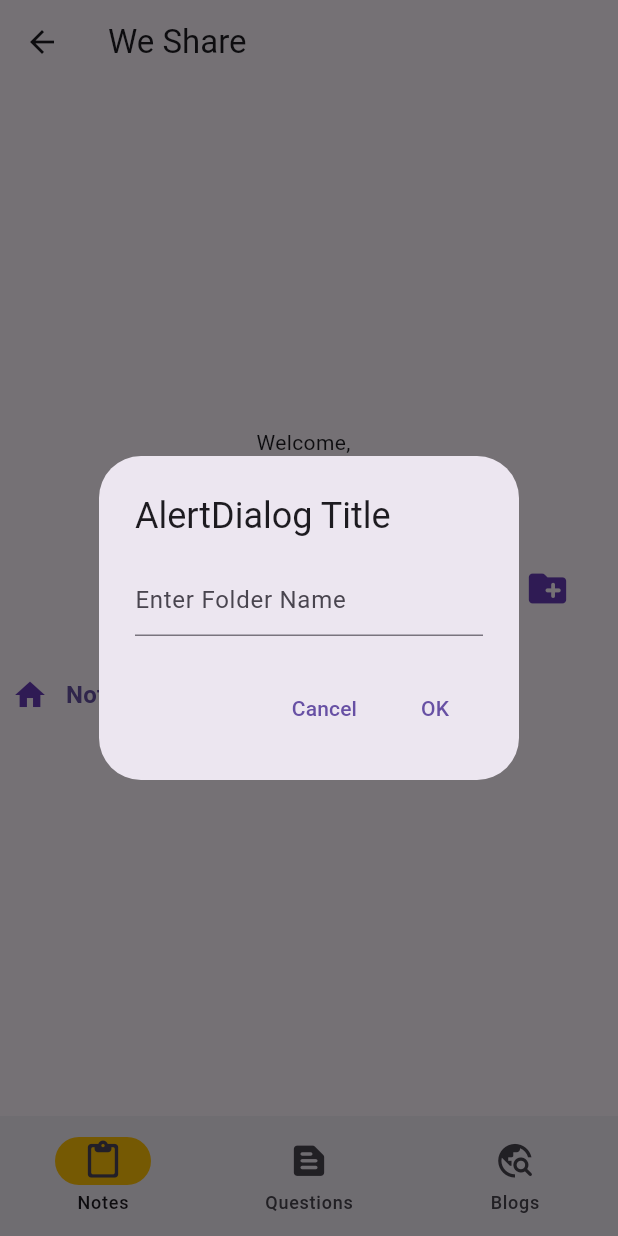
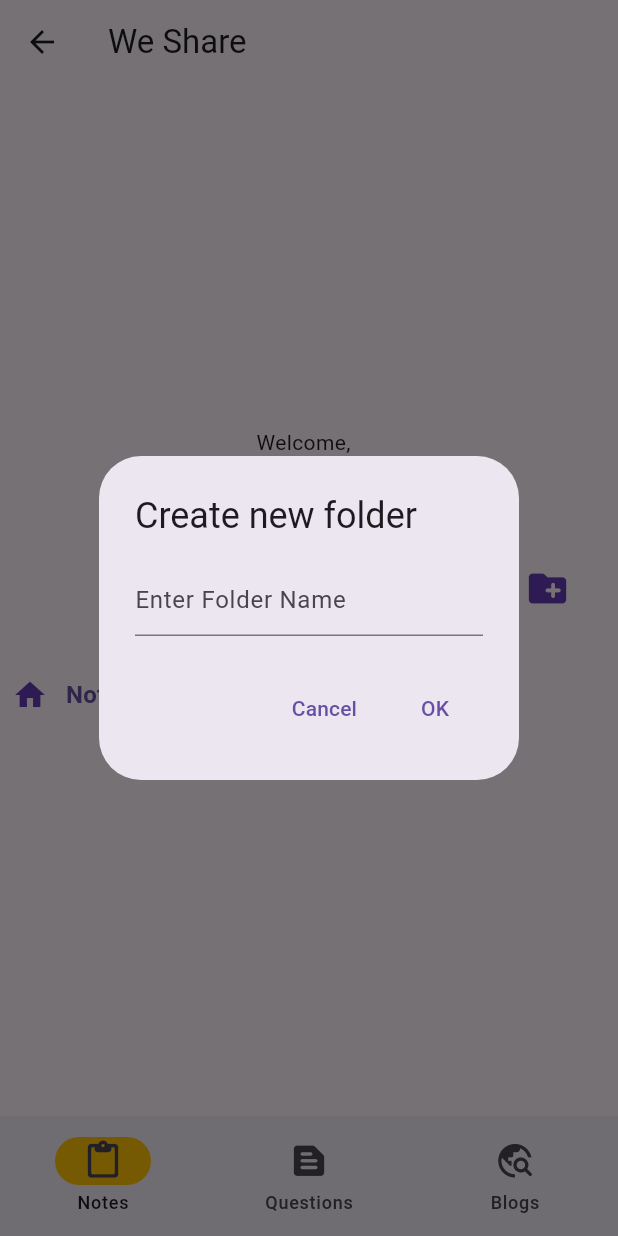
Before and after one commit to rojanUN/we-share, a Flutter app: the Home screen opened by its route, after a tap on the "create new folder" icon, on a phone screen of 412 x 824 dp. Run offline on Flutter 3.47's test engine with Material 3 defaults, Android fonts, the phone set to English and light mode, and no system bars; our stand-ins replace cloud_firestore, firebase_core, firebase_storage, flutter_dotenv, form_validator, otp_text_field and 2 more; missing offline and left inert: bcrypt, bootstrap_alert, mailer, otp; accounts and stored records are empty.

Commit message:
finished creating folder feature

```diff
--- a/flutter-final-project/lib/screens/home_screen.dart
+++ b/flutter-final-project/lib/screens/home_screen.dart
@@ -2,9 +2,11 @@ import 'package:flutter/material.dart';
 import 'package:flutter_final_project/screens/blogs_screen.dart';
 import 'package:flutter_final_project/screens/notes_screen.dart';
 import 'package:flutter_final_project/screens/questions_screen.dart';
+import 'package:flutter_final_project/widgets/breadcrumbs.dart';
 
 class Home extends StatefulWidget {
-  const Home({super.key});
+  final List<String>? initialBreadCrumbs;
+  const Home({super.key, this.initialBreadCrumbs});
 
   @override
   State<Home> createState() => _HomeState();
@@ -12,17 +14,41 @@ class Home extends StatefulWidget {
 
 class _HomeState extends State<Home> {
   int _currentPageIndex = 0;
+  List<String> breadCrumbs = [];
 
-  List<Widget> _widgetOptions = <Widget>[Notes(), Questions(), Blogs()];
+  @override
+  void initState() {
+    // TODO: implement initState
+    super.initState();
+    if (widget.initialBreadCrumbs != null) {
+      breadCrumbs = List<String>.from(widget.initialBreadCrumbs!);
+    }
+  }
 
   void _onItemTapped(int index) {
     setState(() {
       _currentPageIndex = index;
+      breadCrumbs = [];
     });
   }
 
   @override
   Widget build(BuildContext context) {
+    // final args = ModalRoute.of(context)?.settings.arguments as Map?;
+    // // final breadcrumbs = args?['breadCrumbs'];
+    // final breadcrumbs = args != null &&
+    //         args.containsKey('fromModal') &&
+    //         args['fromModal'] == true
+    //     ? args['breadCrumbs']
+    //     : null;
+    print('breadcrumbs home => $breadCrumbs');
+
+    List<Widget> _widgetOptions = <Widget>[
+      Notes(initialBreadCrumbs: breadCrumbs),
+      Questions(),
+      Blogs()
+    ];
+
     return Scaffold(
       appBar: AppBar(
         title: Text("We Share"),
--- a/flutter-final-project/lib/screens/notes_screen.dart
+++ b/flutter-final-project/lib/screens/notes_screen.dart
@@ -7,7 +7,8 @@ import 'package:flutter_final_project/widgets/Modal.dart';
 import 'package:flutter_final_project/widgets/breadcrumbs.dart';
 
 class Notes extends StatefulWidget {
-  const Notes({super.key});
+  final List<String>? initialBreadCrumbs;
+  const Notes({super.key, this.initialBreadCrumbs});
 
   @override
   State<Notes> createState() => _NotesState();
@@ -22,6 +23,9 @@ class _NotesState extends State<Notes> {
   void initState() {
     super.initState();
     loadUserFromLocalStorage();
+    if (widget.initialBreadCrumbs != null) {
+      breadCrumbs = List<String>.from(widget.initialBreadCrumbs!);
+    }
     getFilesAndFolders("Notes");
   }
 
@@ -79,7 +83,9 @@ class _NotesState extends State<Notes> {
               child: Row(
                 mainAxisAlignment: MainAxisAlignment.end,
                 children: [
-                  Modal(),
+                  Modal(
+                    breadCrumbs: breadCrumbs,
+                  ),
                 ],
               ),
             ),
@@ -92,7 +98,7 @@ class _NotesState extends State<Notes> {
               },
             ),
             Center(
-                child: folders.length > 1
+                child: folders.length != 0
                     ? ListView.builder(
                         itemBuilder: (BuildContext context, int index) {
                           dynamic item = folders[index];
@@ -105,10 +111,10 @@ class _NotesState extends State<Notes> {
                                     : Colors.black,
                               ),
                             ),
-                            onTap: () {
+                            onTap: () async {
                               if (item['type'] == 'folder') {
                                 breadCrumbs.add(item['name']);
-                                getFilesAndFolders(item['name']);
+                                await getFilesAndFolders(item['name']);
                               } else {
                                 // Handle file tap
                               }
--- a/flutter-final-project/lib/services/firebase_auth_service.dart
+++ b/flutter-final-project/lib/services/firebase_auth_service.dart
@@ -47,9 +47,10 @@ class FirebaseAuthService {
 
       // Add files to the list
       for (var item in listResult.items) {
-        foldersAndFiles.add({'type': 'file', 'name': item.name});
+        if (!item.name.endsWith(".empty")) {
+          foldersAndFiles.add({'type': 'file', 'name': item.name});
+        }
       }
-
       return foldersAndFiles;
     } catch (e) {
       print('Error listing folders and files: $e');
--- a/flutter-final-project/lib/widgets/Modal.dart
+++ b/flutter-final-project/lib/widgets/Modal.dart
@@ -1,8 +1,12 @@
 import 'package:flutter/material.dart';
+import 'package:flutter_final_project/screens/home_screen.dart';
+import 'package:flutter_final_project/screens/notes_screen.dart';
 import 'package:flutter_final_project/services/firebase_auth_service.dart';
 
 class Modal extends StatefulWidget {
-  const Modal({Key? key});
+  final List<String> breadCrumbs;
+  // final Function() onAddFolderTap;
+  const Modal({required this.breadCrumbs});
 
   @override
   State<Modal> createState() => _ModalState();
@@ -32,7 +36,7 @@ class _ModalState extends State<Modal> {
       onPressed: () => showDialog<String>(
         context: context,
         builder: (BuildContext context) => AlertDialog(
-          title: const Text('AlertDialog Title'),
+          title: const Text('Create new folder'),
           content: Form(
             key: _formKey,
             child: TextFormField(
@@ -50,11 +54,19 @@ class _ModalState extends State<Modal> {
             TextButton(
               onPressed: () async {
                 if (_formKey.currentState!.validate()) {
-                  print(_folderNameController.text);
-                  await FirebaseAuthService().createFolder(
-                      "Notes/Semester II", _folderNameController.text);
+                  final folderPath = widget.breadCrumbs.join("/");
+                  await FirebaseAuthService()
+                      .createFolder(folderPath, _folderNameController.text);
                   _folderNameController.clear();
                   Navigator.pop(context, 'OK');
+                  Navigator.push(
+                    context,
+                    MaterialPageRoute(
+                      builder: (context) => Home(
+                        initialBreadCrumbs: widget.breadCrumbs,
+                      ),
+                    ),
+                  );
                 }
               },
               child: const Text('OK'),
```
